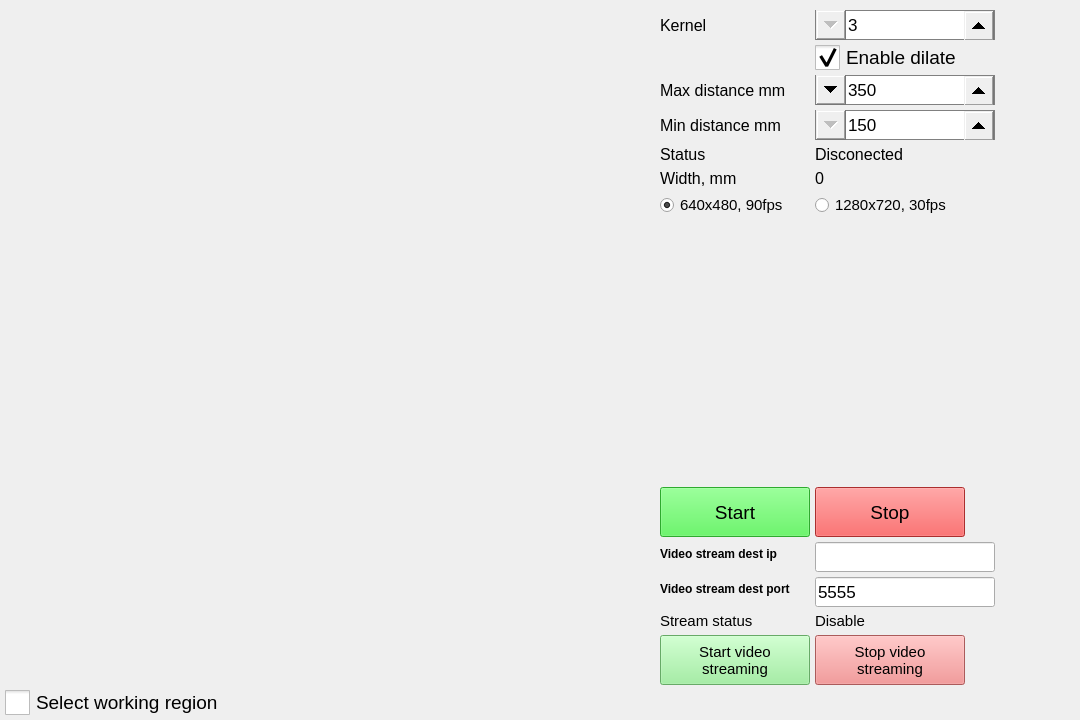
This is form.ui in Soldier180/printer as Qt 5 draws it before an edit. The edited form follows.
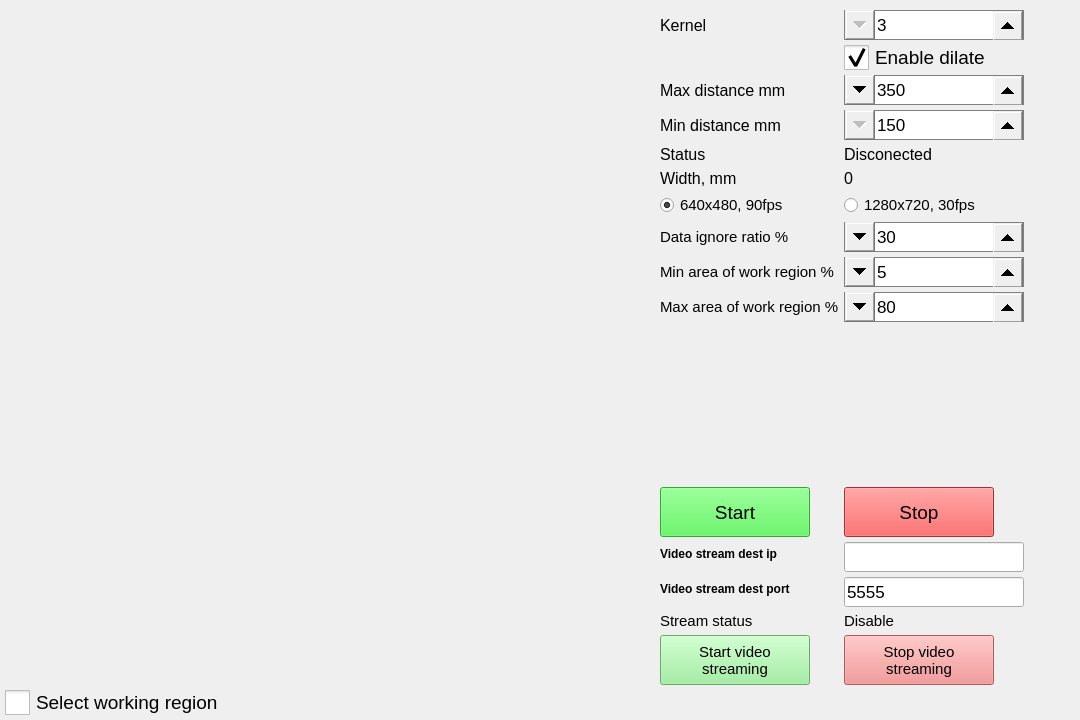
This is the edited form.

Diff of the .ui file:
```diff
--- a/form.ui
+++ b/form.ui
@@ -307,7 +307,7 @@
          </property>
         </widget>
        </item>
-       <item row="7" column="0">
+       <item row="10" column="0">
         <spacer name="verticalSpacer">
          <property name="orientation">
           <enum>Qt::Vertical</enum>
@@ -320,7 +320,7 @@
          </property>
         </spacer>
        </item>
-       <item row="8" column="0">
+       <item row="11" column="0">
         <widget class="QPushButton" name="pb_start">
          <property name="minimumSize">
           <size>
@@ -347,7 +347,7 @@
          </property>
         </widget>
        </item>
-       <item row="8" column="1">
+       <item row="11" column="1">
         <widget class="QPushButton" name="pb_stop">
          <property name="minimumSize">
           <size>
@@ -374,7 +374,7 @@
          </property>
         </widget>
        </item>
-       <item row="11" column="0">
+       <item row="14" column="0">
         <widget class="QLabel" name="label_22">
          <property name="font">
           <font>
@@ -386,7 +386,7 @@
          </property>
         </widget>
        </item>
-       <item row="11" column="1">
+       <item row="14" column="1">
         <widget class="QLabel" name="lb_stream_status">
          <property name="font">
           <font>
@@ -398,7 +398,7 @@
          </property>
         </widget>
        </item>
-       <item row="12" column="0">
+       <item row="15" column="0">
         <widget class="QPushButton" name="pb_start_video_stream">
          <property name="minimumSize">
           <size>
@@ -426,7 +426,7 @@
          </property>
         </widget>
        </item>
-       <item row="12" column="1">
+       <item row="15" column="1">
         <widget class="QPushButton" name="pb_stop_video_stream">
          <property name="minimumSize">
           <size>
@@ -454,7 +454,7 @@
          </property>
         </widget>
        </item>
-       <item row="9" column="1">
+       <item row="12" column="1">
         <widget class="QLineEdit" name="le_dest_stream_ip">
          <property name="minimumSize">
           <size>
@@ -475,7 +475,7 @@
          </property>
         </widget>
        </item>
-       <item row="9" column="0">
+       <item row="12" column="0">
         <widget class="QLabel" name="label_21">
          <property name="font">
           <font>
@@ -489,7 +489,7 @@
          </property>
         </widget>
        </item>
-       <item row="10" column="0">
+       <item row="13" column="0">
         <widget class="QLabel" name="label_23">
          <property name="font">
           <font>
@@ -503,7 +503,7 @@
          </property>
         </widget>
        </item>
-       <item row="10" column="1">
+       <item row="13" column="1">
         <widget class="QLineEdit" name="le_dest_stream_port">
          <property name="minimumSize">
           <size>
@@ -527,6 +527,159 @@
          </property>
         </widget>
        </item>
+       <item row="7" column="0">
+        <widget class="QLabel" name="label_3">
+         <property name="font">
+          <font>
+           <pointsize>11</pointsize>
+          </font>
+         </property>
+         <property name="text">
+          <string>Data ignore ratio %</string>
+         </property>
+        </widget>
+       </item>
+       <item row="7" column="1">
+        <widget class="QSpinBox" name="sb_depth_dead_zone">
+         <property name="minimumSize">
+          <size>
+           <width>150</width>
+           <height>30</height>
+          </size>
+         </property>
+         <property name="maximumSize">
+          <size>
+           <width>180</width>
+           <height>30</height>
+          </size>
+         </property>
+         <property name="font">
+          <font>
+           <pointsize>13</pointsize>
+          </font>
+         </property>
+         <property name="styleSheet">
+          <string notr="true">QSpinBox{border-width: 1px;border-style: solid; border-color: gray;}QSpinBox::down-button{  width: 30; height: 30;subcontrol-position: left;}QSpinBox::up-button{ width: 30; height: 30;}</string>
+         </property>
+         <property name="minimum">
+          <number>5</number>
+         </property>
+         <property name="maximum">
+          <number>85</number>
+         </property>
+         <property name="singleStep">
+          <number>1</number>
+         </property>
+         <property name="value">
+          <number>30</number>
+         </property>
+         <property name="displayIntegerBase">
+          <number>10</number>
+         </property>
+        </widget>
+       </item>
+       <item row="8" column="0">
+        <widget class="QLabel" name="label_5">
+         <property name="font">
+          <font>
+           <pointsize>11</pointsize>
+          </font>
+         </property>
+         <property name="text">
+          <string>Min area of work region %</string>
+         </property>
+        </widget>
+       </item>
+       <item row="8" column="1">
+        <widget class="QSpinBox" name="sb_min_area_w_region">
+         <property name="minimumSize">
+          <size>
+           <width>150</width>
+           <height>30</height>
+          </size>
+         </property>
+         <property name="maximumSize">
+          <size>
+           <width>180</width>
+           <height>30</height>
+          </size>
+         </property>
+         <property name="font">
+          <font>
+           <pointsize>13</pointsize>
+          </font>
+         </property>
+         <property name="styleSheet">
+          <string notr="true">QSpinBox{border-width: 1px;border-style: solid; border-color: gray;}QSpinBox::down-button{  width: 30; height: 30;subcontrol-position: left;}QSpinBox::up-button{ width: 30; height: 30;}</string>
+         </property>
+         <property name="minimum">
+          <number>1</number>
+         </property>
+         <property name="maximum">
+          <number>80</number>
+         </property>
+         <property name="singleStep">
+          <number>1</number>
+         </property>
+         <property name="value">
+          <number>5</number>
+         </property>
+         <property name="displayIntegerBase">
+          <number>10</number>
+         </property>
+        </widget>
+       </item>
+       <item row="9" column="0">
+        <widget class="QLabel" name="label_15">
+         <property name="font">
+          <font>
+           <pointsize>11</pointsize>
+          </font>
+         </property>
+         <property name="text">
+          <string>Max area of work region %</string>
+         </property>
+        </widget>
+       </item>
+       <item row="9" column="1">
+        <widget class="QSpinBox" name="sb_max_area_w_region">
+         <property name="minimumSize">
+          <size>
+           <width>150</width>
+           <height>30</height>
+          </size>
+         </property>
+         <property name="maximumSize">
+          <size>
+           <width>180</width>
+           <height>30</height>
+          </size>
+         </property>
+         <property name="font">
+          <font>
+           <pointsize>13</pointsize>
+          </font>
+         </property>
+         <property name="styleSheet">
+          <string notr="true">QSpinBox{border-width: 1px;border-style: solid; border-color: gray;}QSpinBox::down-button{  width: 30; height: 30;subcontrol-position: left;}QSpinBox::up-button{ width: 30; height: 30;}</string>
+         </property>
+         <property name="minimum">
+          <number>1</number>
+         </property>
+         <property name="maximum">
+          <number>100</number>
+         </property>
+         <property name="singleStep">
+          <number>1</number>
+         </property>
+         <property name="value">
+          <number>80</number>
+         </property>
+         <property name="displayIntegerBase">
+          <number>10</number>
+         </property>
+        </widget>
+       </item>
       </layout>
      </item>
     </layout>
```
